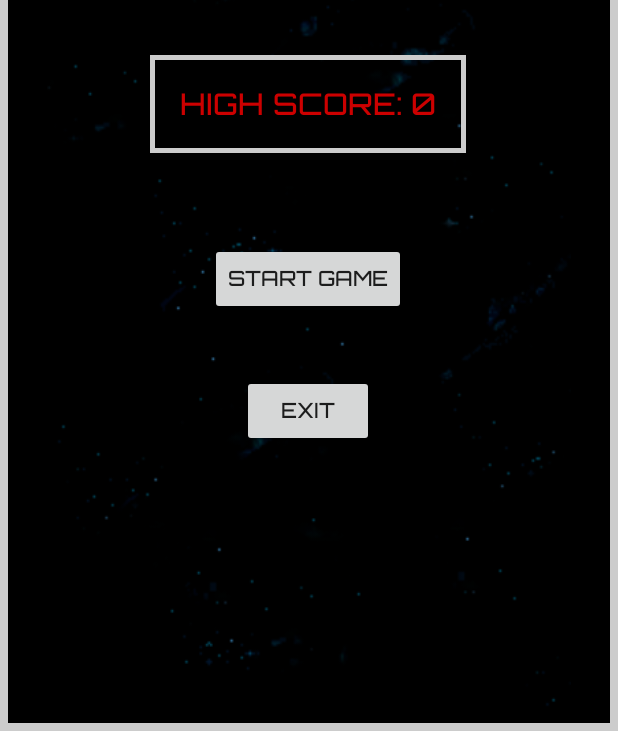
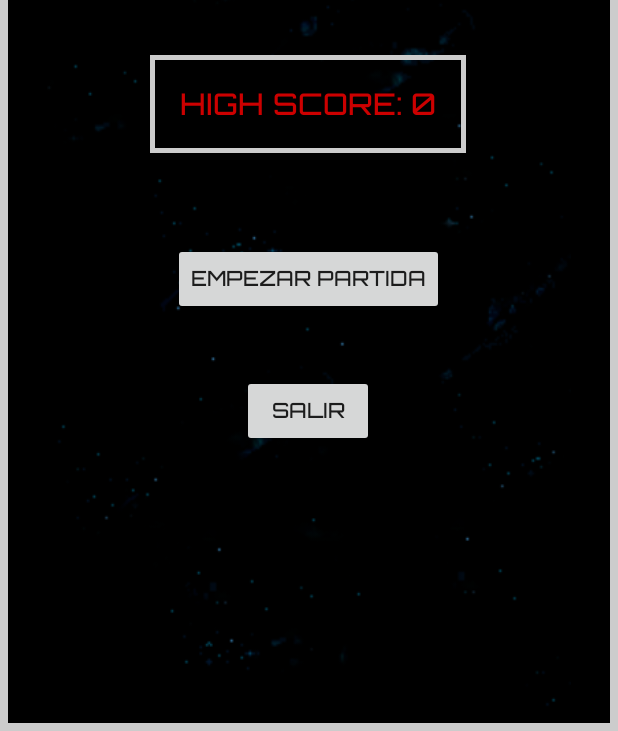
Before and after one commit to JuanraCM/space_escape, an Android app: the screen it shows after launch (MainActivity), on a phone screen of 412 x 824 dp, the part 505-1236 px from its top. Run offline under Robolectric (Android 15) with nearby library versions, the phone set to English and light mode, and no system bars.

Commit message:
Changed menu language to spanish

```diff
--- a/app/src/main/res/layout/activity_main.xml
+++ b/app/src/main/res/layout/activity_main.xml
@@ -94,7 +94,7 @@
             <Button android:id="@+id/startGameBtn"
                 android:layout_width="wrap_content"
                 android:layout_height="wrap_content"
-                android:text="START GAME"
+                android:text="EMPEZAR PARTIDA"
                 android:fontFamily="@font/orbitron_medium"
                 android:layout_marginTop="60dp"
                 android:onClick="startGame"/>
@@ -102,7 +102,7 @@
             <Button android:id="@+id/menuBtn"
                 android:layout_width="wrap_content"
                 android:layout_height="wrap_content"
-                android:text="EXIT"
+                android:text="SALIR"
                 android:fontFamily="@font/orbitron_medium"
                 android:layout_marginTop="40dp"
                 android:onClick="quitGame"/>
```
